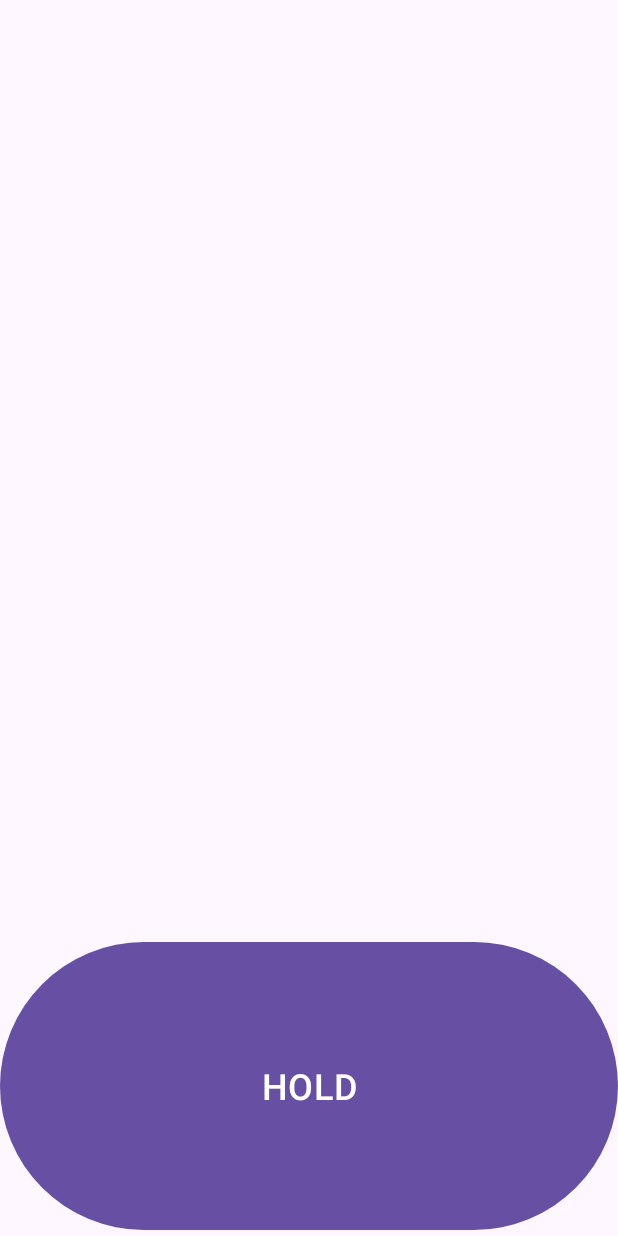
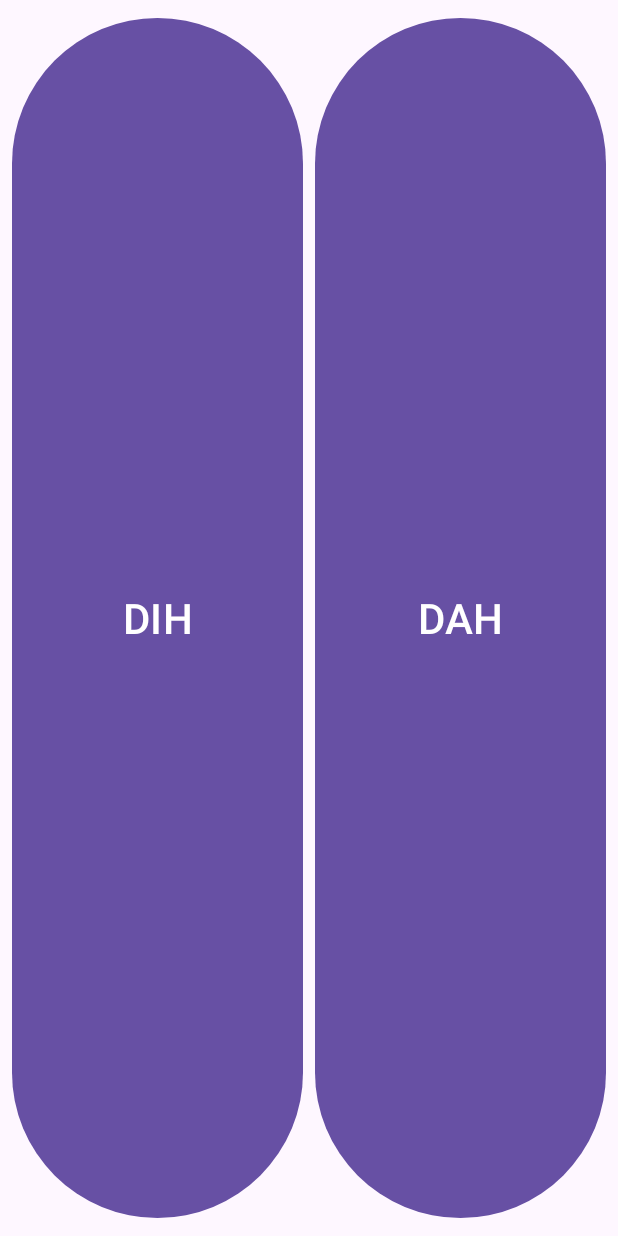
Before and after one commit to bczhc/cw-keyer, an Android app: the screen it shows after launch (MainActivity), on a phone screen of 412 x 824 dp. Run offline under Robolectric (Android 15) with nearby library versions, the light colour scheme and no system bars; 4 statements that could not run were skipped.

Commit message:
android: rework the android-activity keyer

```diff
--- a/android/app/src/main/java/pers/zhc/android/morseime/KeyerJNI.kt
+++ b/android/app/src/main/java/pers/zhc/android/morseime/KeyerJNI.kt
@@ -26,13 +26,9 @@ object KeyerJNI {
 
     external fun createKeyer(wpm: Double, mode: Int): Long
     external fun destroyKeyer(ptr: Long)
-    external fun setDit(ptr: Long, pressed: Boolean, now: Double): Boolean
-    external fun setDah(ptr: Long, pressed: Boolean, now: Double): Boolean
-    external fun isKeyDown(ptr: Long): Boolean
-    external fun tick(ptr: Long, now: Double): IntArray
-
-    external fun initAudio(): Long
-    external fun startTone(ptr: Long)
-    external fun stopTone(ptr: Long)
-    external fun destroyAudio(ptr: Long)
+    external fun startKeyer(ptr: Long)
+    external fun stopKeyer(ptr: Long)
+    external fun setDit(ptr: Long, pressed: Boolean): Boolean
+    external fun setDah(ptr: Long, pressed: Boolean): Boolean
+    external fun isKeyOn(ptr: Long): Boolean
 }
--- a/android/app/src/main/java/pers/zhc/android/morseime/MainActivity.kt
+++ b/android/app/src/main/java/pers/zhc/android/morseime/MainActivity.kt
@@ -1,16 +1,15 @@
 package pers.zhc.android.morseime
 
 import android.os.Bundle
+import android.view.HapticFeedbackConstants
 import android.view.MotionEvent
 import androidx.activity.enableEdgeToEdge
 import androidx.appcompat.app.AppCompatActivity
-import androidx.core.view.ViewCompat
-import androidx.core.view.WindowInsetsCompat
 import pers.zhc.android.morseime.databinding.ActivityMainBinding
 
 class MainActivity : AppCompatActivity() {
     private lateinit var binding: ActivityMainBinding
-    private var audioPtr: Long = 0
+    private var keyerPtr: Long = 0
 
     override fun onCreate(savedInstanceState: Bundle?) {
         super.onCreate(savedInstanceState)
@@ -18,25 +17,32 @@ class MainActivity : AppCompatActivity() {
         binding = ActivityMainBinding.inflate(layoutInflater)
         setContentView(binding.root)
 
-        ViewCompat.setOnApplyWindowInsetsListener(binding.main) { v, insets ->
-            val systemBars = insets.getInsets(WindowInsetsCompat.Type.systemBars())
-            v.setPadding(systemBars.left, systemBars.top, systemBars.right, systemBars.bottom)
-            insets
+        keyerPtr = KeyerJNI.createKeyer(20.0, KeyerMode.ULTIMATIC)
+        KeyerJNI.startKeyer(keyerPtr)
+
+        binding.ditBtn.setOnTouchListener { v, event ->
+            when (event.actionMasked) {
+                MotionEvent.ACTION_DOWN -> {
+                    v.performHapticFeedback(HapticFeedbackConstants.KEYBOARD_PRESS)
+                    KeyerJNI.setDit(keyerPtr, true)
+                }
+                MotionEvent.ACTION_UP, MotionEvent.ACTION_CANCEL -> {
+                    v.performHapticFeedback(HapticFeedbackConstants.KEYBOARD_RELEASE)
+                    KeyerJNI.setDit(keyerPtr, false)
+                }
+            }
+            true
         }
 
-        audioPtr = KeyerJNI.initAudio()
-
-        binding.toneBtn.setOnTouchListener { v, event ->
+        binding.dahBtn.setOnTouchListener { v, event ->
             when (event.actionMasked) {
                 MotionEvent.ACTION_DOWN -> {
-                    binding.toneBtn.text = "松开"
-                    v.performHapticFeedback(android.view.HapticFeedbackConstants.KEYBOARD_PRESS)
-                    KeyerJNI.startTone(audioPtr)
+                    v.performHapticFeedback(HapticFeedbackConstants.KEYBOARD_PRESS)
+                    KeyerJNI.setDah(keyerPtr, true)
                 }
                 MotionEvent.ACTION_UP, MotionEvent.ACTION_CANCEL -> {
-                    binding.toneBtn.text = "按下发报"
-                    v.performHapticFeedback(android.view.HapticFeedbackConstants.KEYBOARD_RELEASE)
-                    KeyerJNI.stopTone(audioPtr)
+                    v.performHapticFeedback(HapticFeedbackConstants.KEYBOARD_RELEASE)
+                    KeyerJNI.setDah(keyerPtr, false)
                 }
             }
             true
@@ -44,7 +50,8 @@ class MainActivity : AppCompatActivity() {
     }
 
     override fun onDestroy() {
-        KeyerJNI.destroyAudio(audioPtr)
+        KeyerJNI.stopKeyer(keyerPtr)
+        KeyerJNI.destroyKeyer(keyerPtr)
         super.onDestroy()
     }
 }
--- a/android/app/src/main/res/layout/activity_main.xml
+++ b/android/app/src/main/res/layout/activity_main.xml
@@ -1,19 +1,31 @@
 <?xml version="1.0" encoding="utf-8"?>
-<androidx.constraintlayout.widget.ConstraintLayout xmlns:android="http://schemas.android.com/apk/res/android"
-    xmlns:app="http://schemas.android.com/apk/res-auto"
+<LinearLayout xmlns:android="http://schemas.android.com/apk/res/android"
     xmlns:tools="http://schemas.android.com/tools"
     android:id="@+id/main"
     android:layout_width="match_parent"
     android:layout_height="match_parent"
+    android:orientation="horizontal"
+    android:padding="8dp"
     tools:context=".MainActivity">
 
     <Button
-        android:id="@+id/tone_btn"
-        android:layout_width="match_parent"
-        android:layout_height="200dp"
-        android:text="HOLD"
-        android:textSize="24sp"
-        android:hapticFeedbackEnabled="true"
-        app:layout_constraintBottom_toBottomOf="parent" />
+        android:id="@+id/dit_btn"
+        android:layout_width="0dp"
+        android:layout_height="match_parent"
+        android:layout_marginEnd="4dp"
+        android:layout_weight="1"
+        android:text="DIH"
+        android:textSize="28sp"
+        android:hapticFeedbackEnabled="true" />
 
-</androidx.constraintlayout.widget.ConstraintLayout>
+    <Button
+        android:id="@+id/dah_btn"
+        android:layout_width="0dp"
+        android:layout_height="match_parent"
+        android:layout_marginStart="4dp"
+        android:layout_weight="1"
+        android:text="DAH"
+        android:textSize="28sp"
+        android:hapticFeedbackEnabled="true" />
+
+</LinearLayout>
```
Also changed, not shown: 1 other file.
